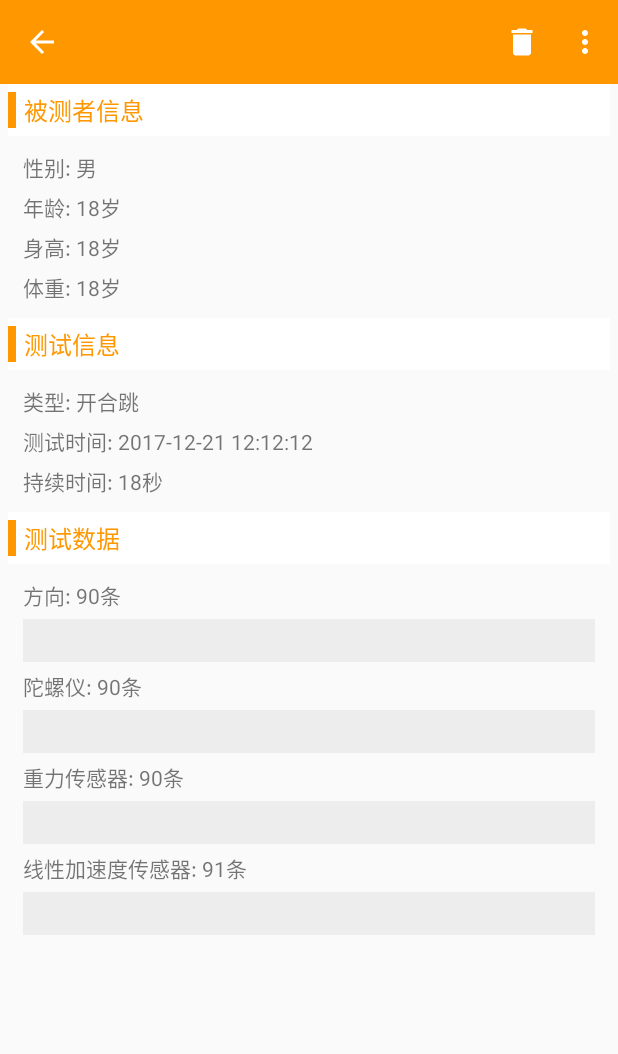
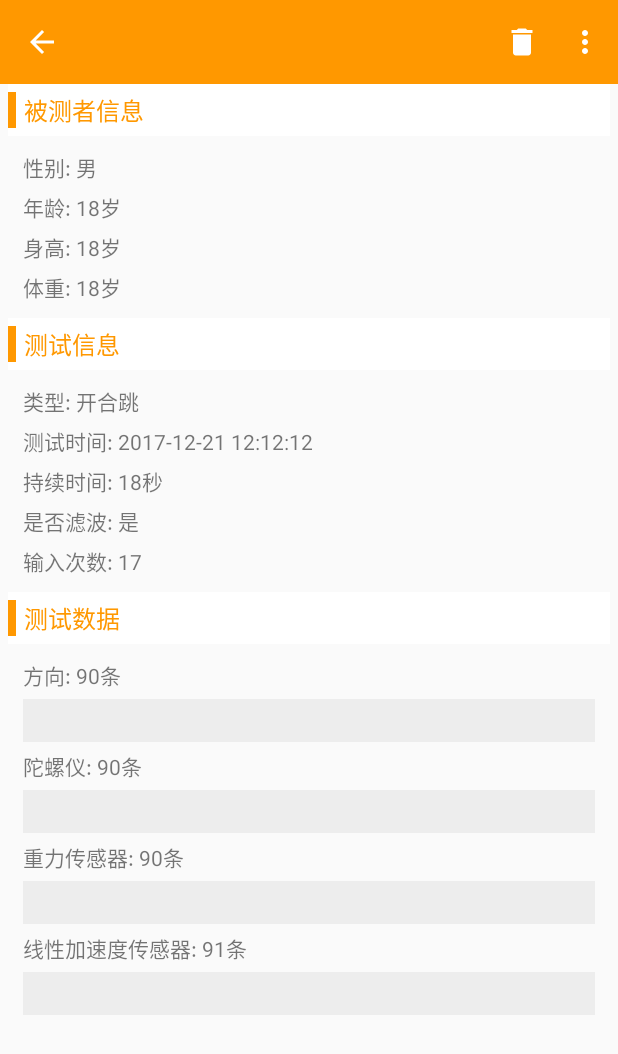
Before and after one commit to SailFlorve/MLDA, an Android app: the DataDetailActivity screen opened directly, with no data from a screen before it, on a phone screen of 412 x 824 dp. Shown: the top 1054 px of the screen. Run offline under Robolectric (Android 15) with nearby library versions, the phone set to English and light mode, and no system bars; libraries missing offline, so code that uses them is left out: com.raizlabs.android.

Commit message:
新增数据滤波

```diff
--- a/app/src/main/AndroidManifest.xml
+++ b/app/src/main/AndroidManifest.xml
@@ -40,7 +40,7 @@
             android:name=".DataManageActivity"
             android:launchMode="singleTask" />
         <activity android:name=".DataDetailActivity" />
-        <activity android:name=".SettingsActivity"/>
+        <activity android:name=".SettingsActivity" />
     </application>
 
 </manifest>
--- a/app/src/main/java/com/lmachine/mlda/DataDetailActivity.java
+++ b/app/src/main/java/com/lmachine/mlda/DataDetailActivity.java
@@ -1,13 +1,10 @@
 package com.lmachine.mlda;
 
-import android.Manifest;
-import android.content.DialogInterface;
 import android.content.Intent;
 import android.os.Bundle;
 import android.support.v7.app.AlertDialog;
 import android.support.v7.widget.Toolbar;
 import android.view.Menu;
-import android.view.MenuItem;
 import android.view.View;
 import android.widget.ArrayAdapter;
 import android.widget.ListView;
@@ -20,8 +17,6 @@ import com.lmachine.mlda.bean.TestInfo;
 import com.lmachine.mlda.bean.TestInfo_Table;
 import com.lmachine.mlda.util.DataUtil;
 import com.lmachine.mlda.util.SaveUtil;
-import com.lmachine.mlda.util.TimeUtil;
-import com.raizlabs.android.dbflow.sql.language.Delete;
 import com.raizlabs.android.dbflow.sql.language.Select;
 
 import java.lang.reflect.Type;
@@ -38,6 +33,8 @@ public class DataDetailActivity extends DataActivity implements View.OnClickList
     private TextView type;
     private TextView duration;
     private TextView time;
+    private TextView isFiltered;
+    private TextView inputTimes;
     private TextView ori;
     private TextView oriData;
     private TextView gyro;
@@ -71,6 +68,8 @@ public class DataDetailActivity extends DataActivity implements View.OnClickList
         type = (TextView) findViewById(R.id.tv_type);
         duration = (TextView) findViewById(R.id.tv_duration);
         time = (TextView) findViewById(R.id.tv_time);
+        isFiltered = (TextView) findViewById(R.id.tv_isFiltered);
+        inputTimes = (TextView) findViewById(R.id.tv_times_input);
         ori = (TextView) findViewById(R.id.tv_ori);
         oriData = (TextView) findViewById(R.id.tv_ori_data);
         gyro = (TextView) findViewById(R.id.tv_gyro);
@@ -111,6 +110,8 @@ public class DataDetailActivity extends DataActivity implements View.OnClickList
         type.setText("类型: " + testInfo.getType());
         duration.setText("持续时间: " + testInfo.getDuration() + "秒");
         time.setText("测试时间: " + testInfo.getTime());
+        isFiltered.setText("是否被滤波: " + (testInfo.isFiltered() ? "是" : "否"));
+        inputTimes.setText("被测者输入的次数: " + testInfo.getInputTimes());
 
         Type type = new TypeToken<List<float[]>>() {
         }.getType();
--- a/app/src/main/java/com/lmachine/mlda/bean/AppDatabase.java
+++ b/app/src/main/java/com/lmachine/mlda/bean/AppDatabase.java
@@ -9,5 +9,5 @@ import com.raizlabs.android.dbflow.annotation.Database;
 
 @Database(version = AppDatabase.VERSION)
 public class AppDatabase {
-    public static final int VERSION = 3;
+    public static final int VERSION = 4;
 }
--- a/app/src/main/java/com/lmachine/mlda/constant/SportType.java
+++ b/app/src/main/java/com/lmachine/mlda/constant/SportType.java
@@ -10,4 +10,5 @@ public class SportType {
     public static final String JUMPING_JACKS = "开合跳";
     public static final String SMALL_JUMP = "左右小跳";
     public static final String DEEP_SQUAT = "深蹲";
+    public static final String WALK = "步行";
 }
--- a/app/src/main/res/layout/activity_data_detail.xml
+++ b/app/src/main/res/layout/activity_data_detail.xml
@@ -123,7 +123,6 @@
                     android:id="@+id/tv_time"
                     android:layout_width="wrap_content"
                     android:layout_height="wrap_content"
-                    android:layout_marginBottom="5dp"
                     android:layout_marginTop="5dp"
                     android:text="测试时间: 2017-12-21 12:12:12" />
 
@@ -131,7 +130,23 @@
                     android:id="@+id/tv_duration"
                     android:layout_width="wrap_content"
                     android:layout_height="wrap_content"
+                    android:layout_marginTop="5dp"
                     android:text="持续时间: 18秒" />
+
+                <TextView
+                    android:id="@+id/tv_isFiltered"
+                    android:layout_width="wrap_content"
+                    android:layout_height="wrap_content"
+                    android:layout_marginTop="5dp"
+                    android:text="是否滤波: 是" />
+
+                <TextView
+                    android:id="@+id/tv_times_input"
+                    android:layout_width="wrap_content"
+                    android:layout_height="wrap_content"
+                    android:layout_marginTop="5dp"
+                    android:text="输入次数: 17" />
+
             </LinearLayout>
 
             <LinearLayout
```
Also changed, not shown: app/src/main/java/com/lmachine/mlda/MainActivity.java (+22 -7 lines), app/src/main/java/com/lmachine/mlda/MonitorActivity.java (+26 -4 lines), app/src/main/java/com/lmachine/mlda/SelectActivity.java (+9 -3 lines), app/src/main/java/com/lmachine/mlda/bean/TestInfo.java (+20 -0 lines), app/src/main/res/layout/activity_main.xml (+12 -1 lines), app/src/main/res/layout/sport_input_dialog.xml (renamed from app/src/main/res/layout/input_dialog.xml, +6 -4 lines), app/src/main/res/layout/times_input_dialog.xml (added, +25 -0 lines).
